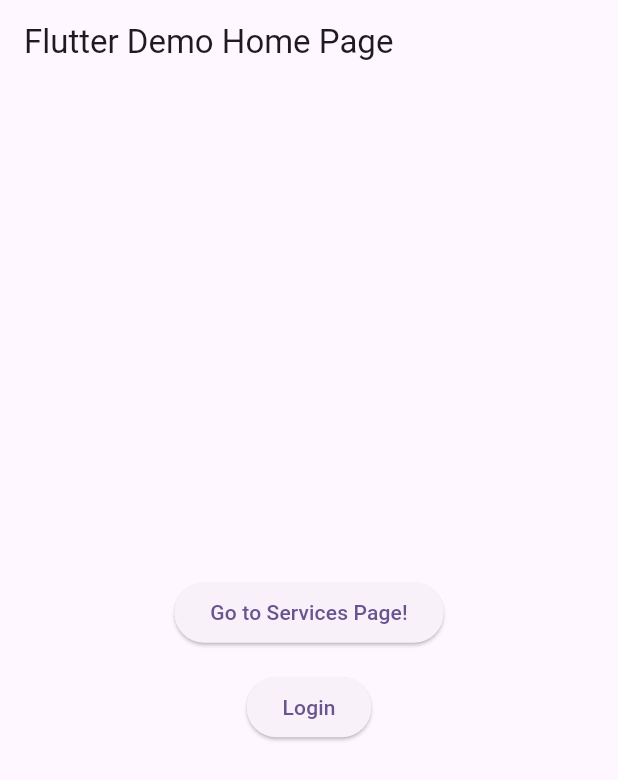
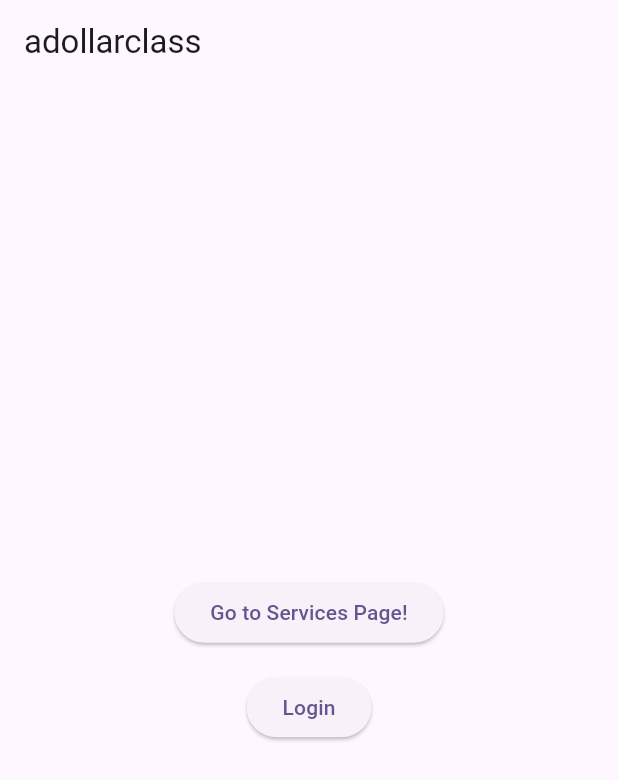
Before and after one commit to n-hussain/adollarclass_flutter_app, a Flutter app: the screen it shows after launch, on a phone screen of 412 x 824 dp. Shown: the top 780 px of the screen. Run offline on Flutter 3.47's test engine with Material 3 defaults, Android fonts, the phone set to English and light mode, and no system bars.

Commit message:
changed home routing

```diff
--- a/lib/main.dart
+++ b/lib/main.dart
@@ -19,12 +19,16 @@ class MyApp extends StatelessWidget {
       theme: ThemeData(
         colorScheme: ColorScheme.fromSeed(seedColor: Colors.deepPurple),
       ),
+
+      // Start the app on the home page
+      initialRoute: '/home',
+
       routes: {
+        '/home': (context) => const HomePage(title: 'adollarclass'),
         '/services': (context) => const ServicesPage(),
         '/login': (context) => const LoginPage(),
         '/register': (context) => const RegisterPage(),
       },
-      home: const HomePage(title: 'Flutter Demo Home Page'),
     );
   }
 }
```
